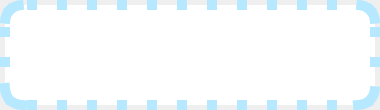
Old version of the form frontend/ui/aggiungiAllaListaWidget.ui in the repository MrPio/MuseoOmero.
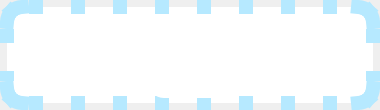
New version of the form. Icons and pictures are not drawn.

The edit to the form file:
```diff
--- a/frontend/ui/aggiungiAllaListaWidget.ui
+++ b/frontend/ui/aggiungiAllaListaWidget.ui
@@ -49,7 +49,7 @@
    <property name="styleSheet">
     <string notr="true">border-radius: 22px;
 background-color:#ffffff;
-border-width:10px;
+border-width:14px;
 border-color:#b6e9ff;
 border-style: dotted;</string>
    </property>
```
